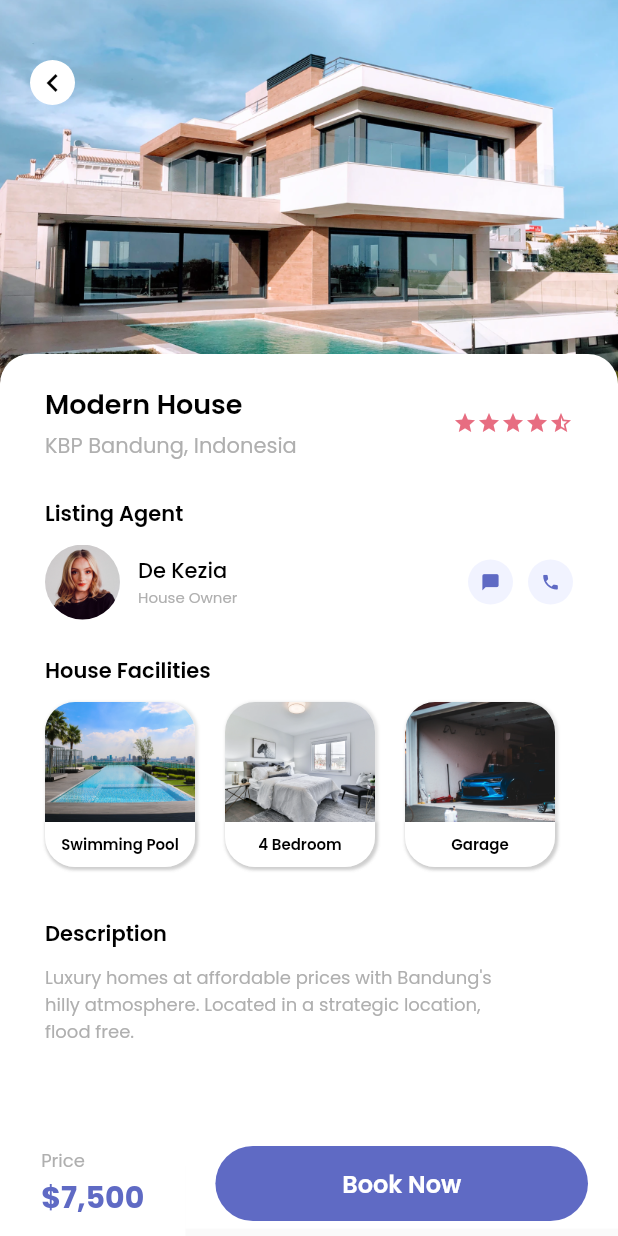
After one commit to Syahro/rent_house, a Flutter app: the screen it shows after launch, after a tap on "Modern House", on a phone screen of 412 x 824 dp. The commit adds this screen. Run offline on Flutter 3.47's test engine with Material 2 defaults, Android fonts, the phone set to English and light mode, and no system bars; our stand-ins replace google_fonts.

Commit message:
Modified detailPage and  add assets

```diff
--- /dev/null
+++ b/lib/pages/details_page.dart
@@ -0,0 +1,287 @@
+import 'package:flutter/material.dart';
+import 'package:rent_house/theme.dart';
+import 'package:rent_house/widget/facility_widget.dart';
+import 'package:rent_house/widget/floating_button.dart';
+
+class DetailsPage extends StatelessWidget {
+  @override
+  Widget build(BuildContext context) {
+    return Scaffold(
+      floatingActionButton: FloatingButton(),
+      floatingActionButtonLocation: FloatingActionButtonLocation.centerDocked,
+      body: Stack(
+        alignment: Alignment.topCenter,
+        children: [
+          Container(
+            height: 296,
+            width: MediaQuery.of(context).size.width,
+            decoration: BoxDecoration(
+              image: DecorationImage(
+                image: AssetImage(
+                  'assets/images/house1.png',
+                ),
+                fit: BoxFit.cover,
+              ),
+            ),
+          ),
+          Row(
+            children: [
+              Padding(
+                padding: EdgeInsets.only(
+                  top: 40,
+                  left: 20,
+                ),
+                child: Container(
+                  width: 30,
+                  height: 30,
+                  decoration: BoxDecoration(
+                    color: whiteColor,
+                    borderRadius: BorderRadius.circular(20),
+                  ),
+                  child: Icon(
+                    Icons.chevron_left,
+                    color: blackColor,
+                  ),
+                ),
+              )
+            ],
+          ),
+          ListView(
+            children: [
+              Padding(
+                padding: EdgeInsets.only(top: 236),
+                child: Column(
+                  children: [
+                    Container(
+                      width: MediaQuery.of(context).size.width,
+                      decoration: BoxDecoration(
+                        color: whiteColor,
+                        borderRadius: BorderRadius.circular(20),
+                      ),
+                      child: Padding(
+                        padding: EdgeInsets.only(
+                          left: 30,
+                        ),
+                        child: Column(
+                          crossAxisAlignment: CrossAxisAlignment.start,
+                          children: [
+                            Padding(
+                              padding: EdgeInsets.fromLTRB(0, 20, 30, 24),
+                              child: Row(
+                                mainAxisAlignment:
+                                    MainAxisAlignment.spaceBetween,
+                                children: [
+                                  Column(
+                                    crossAxisAlignment:
+                                        CrossAxisAlignment.start,
+                                    children: [
+                                      Text(
+                                        'Modern House',
+                                        style: titleTextStyle.copyWith(
+                                          fontSize: 18,
+                                        ),
+                                      ),
+                                      SizedBox(
+                                        height: 4,
+                                      ),
+                                      Text('KBP Bandung, Indonesia',
+                                          style: subTitleTextStyle.copyWith(
+                                            fontSize: 14,
+                                          ))
+                                    ],
+                                  ),
+                                  Row(
+                                    children: [
+                                      Icon(
+                                        Icons.star,
+                                        size: 16,
+                                        color: starColor,
+                                      ),
+                                      Icon(
+                                        Icons.star,
+                                        size: 16,
+                                        color: starColor,
+                                      ),
+                                      Icon(
+                                        Icons.star,
+                                        size: 16,
+                                        color: starColor,
+                                      ),
+                                      Icon(
+                                        Icons.star,
+                                        size: 16,
+                                        color: starColor,
+                                      ),
+                                      Icon(
+                                        Icons.star_half,
+                                        size: 16,
+                                        color: starColor,
+                                      )
+                                    ],
+                                  ),
+                                ],
+                              ),
+                            ),
+                            Text(
+                              'Listing Agent',
+                              style: titleTextStyle.copyWith(
+                                fontSize: 14,
+                              ),
+                            ),
+                            SizedBox(
+                              height: 10,
+                            ),
+                            Padding(
+                              padding: EdgeInsets.only(
+                                right: 30,
+                              ),
+                              child: Row(
+                                children: [
+                                  ClipRRect(
+                                    borderRadius: BorderRadius.circular(25),
+                                    child: Image.asset(
+                                      'assets/images/profile.png',
+                                      width: 50,
+                                      height: 50,
+                                    ),
+                                  ),
+                                  SizedBox(
+                                    width: 12,
+                                  ),
+                                  Column(
+                                    crossAxisAlignment:
+                                        CrossAxisAlignment.start,
+                                    children: [
+                                      Text(
+                                        'De Kezia',
+                                        style: titleTextStyle.copyWith(
+                                          fontSize: 14,
+                                          fontWeight: FontWeight.w500,
+                                        ),
+                                      ),
+                                      Text(
+                                        'House Owner',
+                                        style: subTitleTextStyle.copyWith(
+                                          fontSize: 10,
+                                        ),
+                                      ),
+                                    ],
+                                  ),
+                                  Spacer(),
+                                  Row(
+                                    children: [
+                                      Container(
+                                        width: 30,
+                                        height: 30,
+                                        decoration: BoxDecoration(
+                                          color: lightGreyColor,
+                                          borderRadius:
+                                              BorderRadius.circular(20),
+                                        ),
+                                        child: Icon(
+                                          Icons.chat_bubble,
+                                          color: purpleColor,
+                                          size: 13,
+                                        ),
+                                      ),
+                                      SizedBox(
+                                        width: 10,
+                                      ),
+                                      Container(
+                                        width: 30,
+                                        height: 30,
+                                        decoration: BoxDecoration(
+                                          color: lightGreyColor,
+                                          borderRadius:
+                                              BorderRadius.circular(20),
+                                        ),
+                                        child: Icon(
+                                          Icons.phone,
+                                          color: purpleColor,
+                                          size: 13,
+                                        ),
+                                      )
+                                    ],
+                                  )
+                                ],
+                              ),
+                            ),
+                            SizedBox(
+                              height: 24,
+                            ),
+                            Column(
+                              crossAxisAlignment: CrossAxisAlignment.start,
+                              children: [
+                                Text(
+                                  'House Facilities',
+                                  style: titleTextStyle.copyWith(fontSize: 14),
+                                ),
+                                SizedBox(
+                                  height: 10,
+                                ),
+                                SingleChildScrollView(
+                                  padding: EdgeInsets.only(bottom: 10),
+                                  scrollDirection: Axis.horizontal,
+                                  child: Row(
+                                    children: [
+                                      FacilityWidget(
+                                        imageUrl: 'assets/images/facility1.png',
+                                        facilityName: 'Swimming Pool',
+                                      ),
+                                      SizedBox(
+                                        width: 20,
+                                      ),
+                                      FacilityWidget(
+                                        imageUrl: 'assets/images/facility2.png',
+                                        facilityName: '4 Bedroom',
+                                      ),
+                                      SizedBox(
+                                        width: 20,
+                                      ),
+                                      FacilityWidget(
+                                        imageUrl: 'assets/images/facility3.png',
+                                        facilityName: 'Garage',
+                                      ),
+                                      SizedBox(
+                                        width: 20,
+                                      ),
+                                    ],
+                                  ),
+                                ),
+                              ],
+                            ),
+                            SizedBox(
+                              height: 24,
+                            ),
+                            Text(
+                              'Description',
+                              style: titleTextStyle.copyWith(
+                                fontSize: 14,
+                              ),
+                            ),
+                            SizedBox(
+                              height: 10,
+                            ),
+                            Text(
+                              'Luxury homes at affordable prices with Bandung\'s\nhilly atmosphere. Located in a strategic location,\nflood free.',
+                              style: subTitleTextStyle.copyWith(
+                                fontSize: 12,
+                              ),
+                            ),
+                            SizedBox(
+                              height: 80,
+                            ),
+                          ],
+                        ),
+                      ),
+                    ),
+                  ],
+                ),
+              ),
+            ],
+          ),
+        ],
+      ),
+    );
+  }
+}
--- /dev/null
+++ b/lib/widget/facility_widget.dart
@@ -0,0 +1,76 @@
+import 'package:flutter/material.dart';
+import 'package:rent_house/theme.dart';
+
+class FacilityWidget extends StatelessWidget {
+  final String imageUrl;
+  final String facilityName;
+
+  FacilityWidget({
+    this.imageUrl,
+    this.facilityName,
+  });
+
+  @override
+  Widget build(BuildContext context) {
+    return Container(
+      width: 100,
+      height: 110,
+      decoration: BoxDecoration(
+        color: whiteColor,
+        borderRadius: BorderRadius.circular(20),
+        boxShadow: [
+          BoxShadow(
+            color: Colors.black.withOpacity(0.1),
+            spreadRadius: 1,
+            blurRadius: 1,
+            offset: Offset(1, 1),
+          ),
+        ],
+      ),
+      child: Column(
+        children: [
+          ClipRRect(
+            borderRadius: BorderRadius.vertical(
+              top: Radius.circular(20),
+            ),
+            child: Image.asset(
+              imageUrl,
+              height: 80,
+              fit: BoxFit.fill,
+            ),
+          ),
+          Container(
+            height: 30,
+            decoration: BoxDecoration(
+              color: whiteColor,
+              borderRadius: BorderRadius.vertical(
+                bottom: Radius.circular(
+                  20,
+                ),
+              ),
+              boxShadow: [
+                BoxShadow(
+                  color: Colors.black.withOpacity(0.1),
+                  blurRadius: 1,
+                  spreadRadius: 1,
+                  offset: Offset(1, 1),
+                ),
+              ],
+            ),
+            child: Row(
+              mainAxisAlignment: MainAxisAlignment.center,
+              children: [
+                Text(
+                  facilityName,
+                  style: titleTextStyle.copyWith(
+                    fontSize: 10,
+                  ),
+                ),
+              ],
+            ),
+          ),
+        ],
+      ),
+    );
+  }
+}
--- /dev/null
+++ b/lib/widget/floating_button.dart
@@ -0,0 +1,68 @@
+import 'package:flutter/material.dart';
+import 'package:rent_house/theme.dart';
+
+class FloatingButton extends StatelessWidget {
+  @override
+  Widget build(BuildContext context) {
+    return Container(
+      height: 70,
+      width: MediaQuery.of(context).size.width,
+      child: Row(
+        children: [
+          Expanded(
+            flex: 3,
+            child: Container(
+              color: whiteColor,
+              child: Column(
+                mainAxisAlignment: MainAxisAlignment.center,
+                children: [
+                  Text.rich(
+                    TextSpan(
+                      text: 'Price\n',
+                      style: subTitleTextStyle.copyWith(fontSize: 12),
+                      children: [
+                        TextSpan(
+                          text: '\$7,500',
+                          style: titleTextStyle.copyWith(
+                            fontSize: 20,
+                            fontWeight: FontWeight.w700,
+                            color: purpleColor,
+                          ),
+                        ),
+                      ],
+                    ),
+                  ),
+                ],
+              ),
+            ),
+          ),
+          Expanded(
+            flex: 7,
+            child: Container(
+              padding: EdgeInsets.fromLTRB(20, 5, 20, 5),
+              color: whiteColor,
+              child: Container(
+                width: 196,
+                height: 50,
+                decoration: BoxDecoration(
+                  color: purpleColor,
+                  borderRadius: BorderRadius.circular(25),
+                ),
+                child: Center(
+                  child: Text(
+                    'Book Now',
+                    style: titleTextStyle.copyWith(
+                      fontSize: 16,
+                      fontWeight: FontWeight.w600,
+                      color: whiteColor,
+                    ),
+                  ),
+                ),
+              ),
+            ),
+          ),
+        ],
+      ),
+    );
+  }
+}
--- a/lib/widget/recomended_card.dart
+++ b/lib/widget/recomended_card.dart
@@ -1,4 +1,5 @@
 import 'package:flutter/material.dart';
+import 'package:rent_house/pages/details_page.dart';
 import 'package:rent_house/theme.dart';
 
 class RecomendedCard extends StatelessWidget {
@@ -35,6 +36,12 @@ class RecomendedCard extends StatelessWidget {
           ),
         ],
       ),
+      child: InkWell(
+        onTap: () {
+          Navigator.push(context, MaterialPageRoute(builder: (context) {
+            return DetailsPage();
+          }));
+        },
         child: Column(
           children: [
             ClipRRect(
@@ -115,6 +122,7 @@ class RecomendedCard extends StatelessWidget {
             )
           ],
         ),
+      ),
     );
   }
 }
```
Also changed, not shown: assets/images/facility1.png (added), assets/images/facility2.png (added), assets/images/facility3.png (added), assets/images/profile.png (added). Lines whose indentation alone changed are shown as unchanged.
